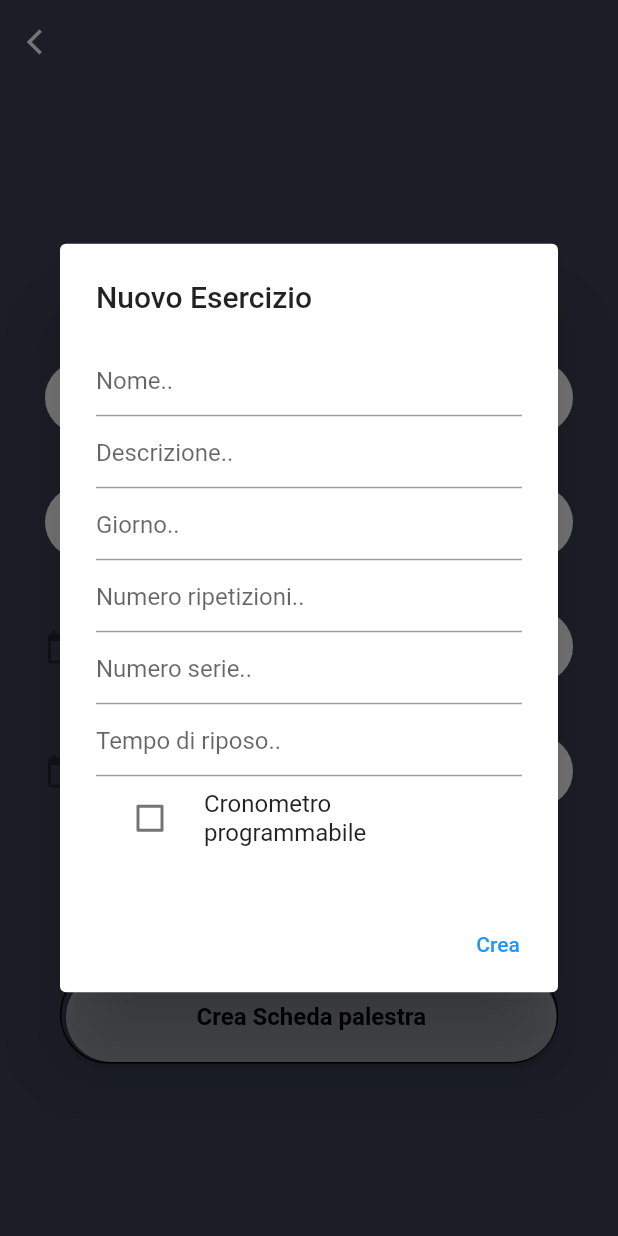
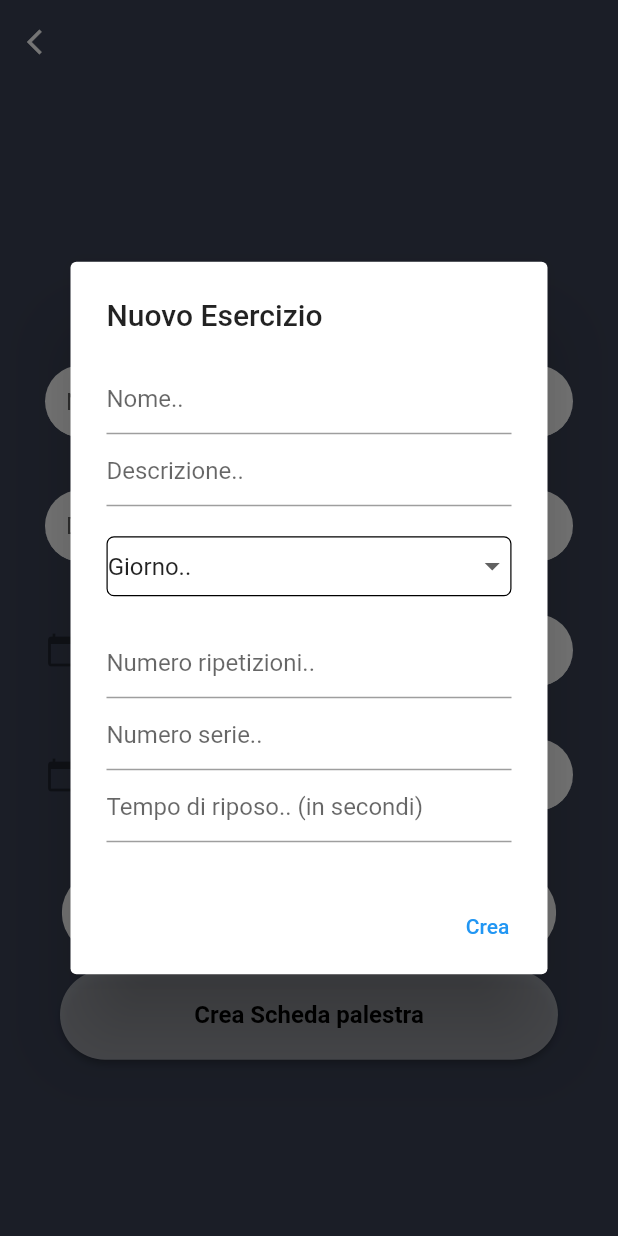
Before and after one commit to rpiero99/HealthyApp, a Flutter app: the AddSchedaPalestraPage screen opened directly, after a tap on "Aggiungi Esercizio", on a phone screen of 412 x 824 dp. Run offline on Flutter 3.47's test engine with Material 2 defaults, Android fonts, the phone set to English and light mode, and no system bars; our stand-ins replace cloud_firestore, curved_navigation_bar, firebase_auth, firebase_core, flutter_local_notifications, flutter_speed_dial and 4 more; missing offline and left inert: fleva_icons; accounts and stored records are empty.

Commit message:
pages add scheda palestra and add esercizio completed.

```diff
--- a/lib/Pages/AddSchedaPalestraPage.dart
+++ b/lib/Pages/AddSchedaPalestraPage.dart
@@ -1,4 +1,5 @@
 import 'package:firebase_auth/firebase_auth.dart';
+import 'package:fleva_icons/fleva_icons.dart';
 import 'package:flutter/cupertino.dart';
 import 'package:flutter/material.dart';
 import 'package:flutter/services.dart';
@@ -11,11 +12,16 @@ import '../Utils/Constants.dart';
 import 'HomePage.dart';
 import 'Widgets/InputWidget.dart';
 
-class AddSchedaPalestraPage extends StatelessWidget {
-  AddSchedaPalestraPage({Key? key}) : super(key: key);
+class AddSchedaPalestraPage extends StatefulWidget {
+  const AddSchedaPalestraPage({Key? key}) : super(key: key);
 
-  static HealthyAppController c = HealthyAppController.instance;
+  @override
+  _AddSchedaPalestraPage createState() => _AddSchedaPalestraPage();
+}
 
+class _AddSchedaPalestraPage extends State<AddSchedaPalestraPage> {
+
+  String? item = 'Giorno..';
   SchedaPalestra? schedaNew;
   List<Esercizio> esercizi = [];
 
@@ -25,16 +31,12 @@ class AddSchedaPalestraPage extends StatelessWidget {
   TextEditingController dataFineController = TextEditingController();
 
   TextEditingController dayEsercizioController = TextEditingController();
-  TextEditingController descrizioneEsercizioController =
-      TextEditingController();
+  TextEditingController descrizioneEsercizioController = TextEditingController();
   TextEditingController nomeEsercizioController = TextEditingController();
   TextEditingController numRepEsercizioController = TextEditingController();
   TextEditingController numSerieEsercizioController = TextEditingController();
   TextEditingController tempoRestEsercizioController = TextEditingController();
 
-  String? getCurrentIdUser() {
-    return c.gestoreAuth.firebaseAuth.currentUser?.uid;
-  }
 
   @override
   Widget build(BuildContext context) {
@@ -109,6 +111,7 @@ class AddSchedaPalestraPage extends StatelessWidget {
                         color: Constants.backgroundButtonColor,
                         textColor: Constants.textButtonColor,
                         press: () {
+                          clearFieldsEsercizio();
                           openAddEsercizioDialog(context);
                         },
                         key: GlobalKey(),
@@ -118,30 +121,30 @@ class AddSchedaPalestraPage extends StatelessWidget {
                 ),
                 Padding(
                   padding: const EdgeInsets.symmetric(horizontal: 40),
-                  child: Container(
-                    padding: const EdgeInsets.only(top: 3, left: 3),
-                    decoration: BoxDecoration(
-                        borderRadius: BorderRadius.circular(40),
-                        border: const Border(
-                            bottom: BorderSide(color: Colors.black),
-                            top: BorderSide(color: Colors.black),
-                            right: BorderSide(color: Colors.black),
-                            left: BorderSide(color: Colors.black))),
                   child: MaterialButton(
                     minWidth: double.infinity,
                     height: 60,
                     onPressed: () async {
                       if (nomeController.text.isNotEmpty &&
                           descrizioneController.text.isNotEmpty &&
-                            DateTime.parse(dataFineController.text).isBefore(DateTime.parse(dataInizioController.text))) {
-                          schedaNew = c.createSchedaPalestra(descrizioneController.text,
-                              nomeController.text, DateTime.parse(dataInizioController.text),
-                              DateTime.parse(dataFineController.text), getCurrentIdUser());
+                          DateTime.parse(dataFineController.text).isAfter(
+                              DateTime.parse(dataInizioController.text))) {
+                        schedaNew = Constants.controller.createSchedaPalestra(
+                            descrizioneController.text,
+                            nomeController.text,
+                            DateTime.parse(dataInizioController.text),
+                            DateTime.parse(dataFineController.text),
+                            Constants.getCurrentIdUser());
                         for (var element in esercizi) {
                           element.idSchedaPalestra = schedaNew?.id;
-                            c.createEsercizio(schedaNew!, element.descrizione!,
-                                element.nome!, element.nSerie!.toInt(), element.nRep!.toInt(),
-                                element.tempoRiposo!.toInt(), element.day!.toInt());
+                          Constants.controller.createEsercizio(
+                              schedaNew!,
+                              element.descrizione!,
+                              element.nome!,
+                              element.nSerie!.toInt(),
+                              element.nRep!.toInt(),
+                              element.tempoRiposo!.toInt(),
+                              element.day!.toInt());
                           schedaNew?.updateEsercizio(element);
                         }
                         ScaffoldMessenger.of(context).showSnackBar(
@@ -151,7 +154,8 @@ class AddSchedaPalestraPage extends StatelessWidget {
                         Constants.redirectTo(context, HomePage());
                       } else {
                         ScaffoldMessenger.of(context).showSnackBar(
-                              Constants.createSnackBar('Inserire tutti i dati o controllare che la data di fine sia dopo la data di inizio.',
+                            Constants.createSnackBar(
+                                'Inserire tutti i dati o controllare che la data di fine sia dopo la data di inizio.',
                                 Constants.errorSnackBar));
                       }
                     },
@@ -167,7 +171,6 @@ class AddSchedaPalestraPage extends StatelessWidget {
                     ),
                   ),
                 ),
-                ),
               ],
             ),
           ],
@@ -176,7 +179,18 @@ class AddSchedaPalestraPage extends StatelessWidget {
     );
   }
 
-  Future openAddEsercizioDialog(context) => showDialog(
+  void clearFieldsEsercizio() {
+      nomeEsercizioController.clear();
+    descrizioneEsercizioController.clear();
+    dayEsercizioController.clear();
+    numRepEsercizioController.clear();
+    numSerieEsercizioController.clear();
+    tempoRestEsercizioController.clear();
+    item = Constants.daysWeek[0];
+  }
+
+  Future openAddEsercizioDialog(context) {
+    return showDialog(
       context: context,
       builder: (context) => AlertDialog(
         scrollable: true,
@@ -190,60 +204,89 @@ class AddSchedaPalestraPage extends StatelessWidget {
             controller: descrizioneEsercizioController,
             decoration: const InputDecoration(hintText: "Descrizione.."),
           ),
-            TextField(
-              controller: dayEsercizioController,
-              decoration: const InputDecoration(hintText: "Giorno.."),
+            StatefulBuilder(
+              builder: (BuildContext context, StateSetter dropDownState){
+               return Padding(
+                    padding: const EdgeInsets.symmetric(vertical: 20),
+                    child:
+                    Container(
+                        height: 40,
+                        width: 270,
+                        decoration: BoxDecoration(
+                          borderRadius: BorderRadius.circular(5.0),
+                          border: Border.all(style: BorderStyle.solid, width: 0.80),
+                        ),
+                        child: DropdownButtonHideUnderline(
+                          child: DropdownButton(
+                            items: Constants.daysWeek
+                                .map((String item) => DropdownMenuItem<String>(
+                                child: Text(item), value: item))
+                                .toList(),
+                            onChanged: (value) {
+                              dropDownState(() {
+                                item = value as String?;
+                              });
+                            },
+                            value: item,
+                          ),
+                        ),
+                    ),
+                );
+              },
           ),
           TextField(
             controller: numRepEsercizioController,
-              decoration:
-                  const InputDecoration(hintText: "Numero ripetizioni.."),
+            keyboardType: TextInputType.number,
+            inputFormatters: <TextInputFormatter>[
+              FilteringTextInputFormatter.allow(RegExp(r'[0-9]')),
+            ],
+            decoration: const InputDecoration(hintText: "Numero ripetizioni.."),
           ),
           TextField(
             controller: numSerieEsercizioController,
+            keyboardType: TextInputType.number,
+            inputFormatters: <TextInputFormatter>[
+              FilteringTextInputFormatter.allow(RegExp(r'[0-9]')),
+            ],
             decoration: const InputDecoration(hintText: "Numero serie.."),
           ),
           TextField(
             controller: tempoRestEsercizioController,
-              decoration: const InputDecoration(hintText: "Tempo di riposo.."),
+            keyboardType: TextInputType.number,
+            inputFormatters: <TextInputFormatter>[
+              FilteringTextInputFormatter.allow(RegExp(r'[0-9]')),
+            ],
+            decoration: const InputDecoration(hintText: "Tempo di riposo.. (in secondi)"),
           ),
-            CheckboxListTile(
-              //todo --
-              title: const Text("Cronometro programmabile"),
-              value: false,
-              onChanged: (newValue) {},
-              controlAffinity: ListTileControlAffinity.leading,
-            )
         ]),
         actions: [
           TextButton(
             child: const Text("Crea"),
             onPressed: () {
-                if(nomeEsercizioController.text.isNotEmpty &&
+              if (nomeEsercizioController.text.isNotEmpty &&
                   descrizioneEsercizioController.text.isNotEmpty &&
-                dayEsercizioController.text.isNotEmpty &&
                   numRepEsercizioController.text.isNotEmpty &&
                   numSerieEsercizioController.text.isNotEmpty &&
-                tempoRestEsercizioController.text.isNotEmpty){
-                  esercizi.add(Esercizio(descrizioneEsercizioController.text, nomeEsercizioController.text,
-                      int.parse(numSerieEsercizioController.text), int.parse(numRepEsercizioController.text),
-                      int.parse(tempoRestEsercizioController.text), int.parse(dayEsercizioController.text),
+                  tempoRestEsercizioController.text.isNotEmpty &&
+                  item != Constants.daysWeek[0]) {
+                esercizi.add(Esercizio(
+                    descrizioneEsercizioController.text,
+                    nomeEsercizioController.text,
+                    int.parse(numSerieEsercizioController.text),
+                    int.parse(numRepEsercizioController.text),
+                    int.parse(tempoRestEsercizioController.text),
+                    Constants.convertDayWeekInInt(item!),
                     ""));
                 ScaffoldMessenger.of(context).showSnackBar(
                     Constants.createSnackBar('Esercizio creato correttamente.',
                         Constants.successSnackBar));
-                }
-                else{
+              } else {
                 ScaffoldMessenger.of(context).showSnackBar(
-                      Constants.createSnackBar('Esercizio non creato. Uno o piu campi non validi.',
+                    Constants.createSnackBar(
+                        'Esercizio non creato. Uno o piu campi non validi.',
                         Constants.errorSnackBar));
               }
-                nomeEsercizioController.clear();
-                descrizioneController.clear();
-                dayEsercizioController.clear();
-                numRepEsercizioController.clear();
-                numSerieEsercizioController.clear();
-                tempoRestEsercizioController.clear();
+              clearFieldsEsercizio();
               Navigator.pop(context);
             },
           )
@@ -251,3 +294,4 @@ class AddSchedaPalestraPage extends StatelessWidget {
       ),
     );
   }
+}
--- a/lib/Utils/Constants.dart
+++ b/lib/Utils/Constants.dart
@@ -1,6 +1,9 @@
+import 'package:flutter/cupertino.dart';
 import 'package:flutter/material.dart';
+import 'package:healthy_app/Controller/HealthyAppController.dart';
 
 class Constants {
+  static HealthyAppController controller = HealthyAppController.instance;
   static const Color backgroundColor = Color.fromRGBO(58, 66, 86, 1.0);
   static const Color backgroundButtonColor = Colors.white;
   static const Color textButtonColor = Colors.black;
@@ -8,7 +11,35 @@ class Constants {
   static const Color backgroundColorLoginButton = Colors.white54;
   static const Color errorSnackBar = Colors.redAccent;
   static const Color successSnackBar = Colors.lightGreen;
+  static const List<String> daysWeek = [
+    'Giorno..',
+    'Lunedi',
+    'Martedi',
+    'Mercoledi',
+    'Giovedi',
+    'Venerdi',
+    'Sabato',
+    'Domenica',
+  ];
 
+  static int convertDayWeekInInt(String el) {
+    if (el.toLowerCase() == "Lunedi".toLowerCase()) {
+      return 1;
+    } else if (el.toLowerCase() == "Martedi".toLowerCase()) {
+      return 2;
+    } else if (el.toLowerCase() == "Mercoledi".toLowerCase()) {
+      return 3;
+    } else if (el.toLowerCase() == "Giovedi".toLowerCase()) {
+      return 4;
+    } else if (el.toLowerCase() == "Venerdi".toLowerCase()) {
+      return 5;
+    } else if (el.toLowerCase() == "Sabato".toLowerCase()) {
+      return 6;
+    } else if (el.toLowerCase() == "Domenica".toLowerCase()) {
+      return 7;
+    }
+    return -1;
+  }
 
   static SnackBar createSnackBar(String label, Color color) {
     return SnackBar(
@@ -28,4 +59,9 @@ class Constants {
       ),
     );
   }
+
+  static String? getCurrentIdUser() {
+    return controller.gestoreAuth.firebaseAuth.currentUser?.uid;
+  }
+
 }
--- a/lib/main.dart
+++ b/lib/main.dart
@@ -39,7 +39,7 @@ class MyApp extends StatelessWidget {
   Widget build(BuildContext context) {
     return MaterialApp(
       debugShowCheckedModeBanner: false,
-      title: 'Home Pageee',
+      title: 'Home Page',
       theme: ThemeData(
         primarySwatch: Colors.blue,
       ),
```
Also changed, not shown: lib/Pages/LoginPage.dart (+0 -10 lines), lib/Pages/RegistrationPage.dart (+0 -10 lines). Lines whose indentation alone changed are shown as unchanged.
